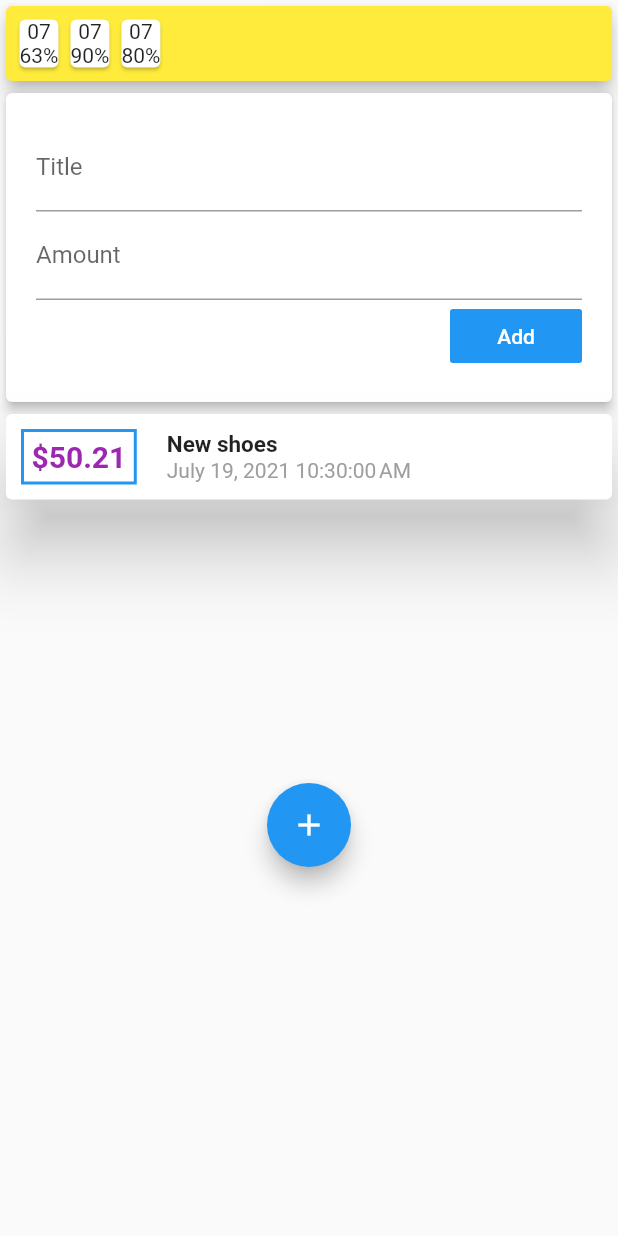
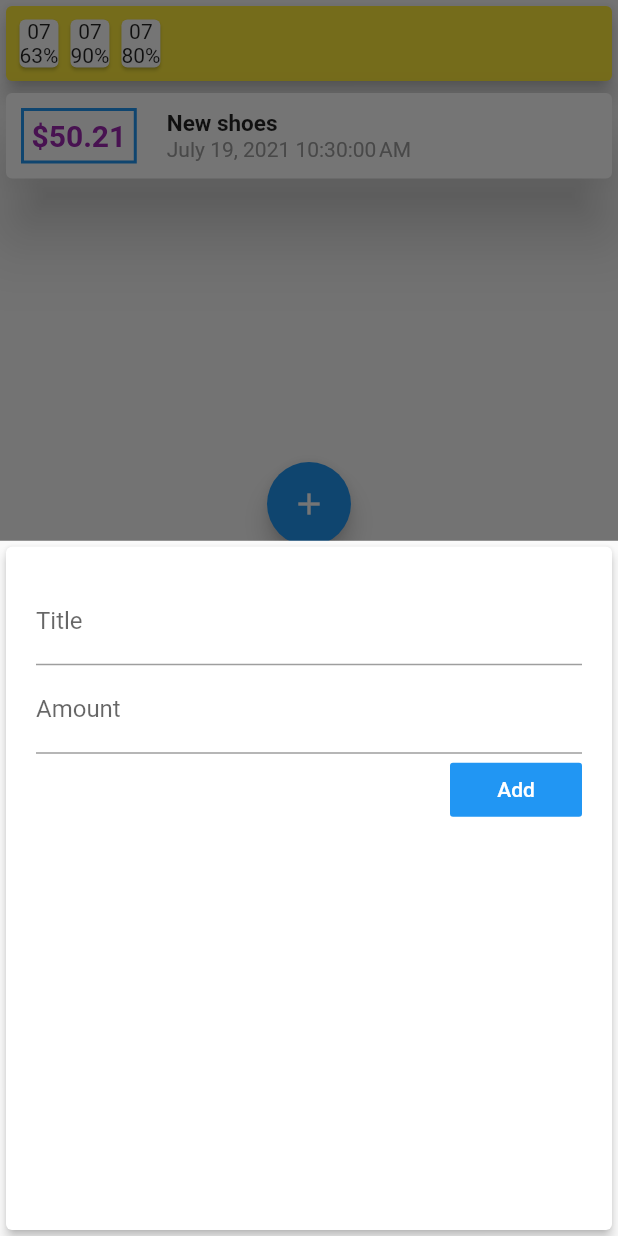
Before and after one commit to bikramoli/ExpensesMonitoringApp, a Flutter app: the UserTransaction widget shown alone on an empty page, opened directly, after a tap on the "add" icon, on a phone screen of 412 x 824 dp. Run offline on Flutter 3.47's test engine with Material 2 defaults, Android fonts, the phone set to English and light mode, and no system bars.

Commit message:
made add new transaction widgets sliding

```diff
--- a/lib/widgets/user_transaction.dart
+++ b/lib/widgets/user_transaction.dart
@@ -33,20 +33,27 @@ class _UserTransactionState extends State<UserTransaction> {
     });
   }
 
+  void startAddNewTransaction(BuildContext ctx) {
+    showModalBottomSheet(
+      context: ctx,
+      builder: (_) {
+        return New_transaction(addNewTransaction);
+      },
+    );
+  }
+
   @override
   Widget build(BuildContext context) {
     return Column(
       children: [
         Charts(_chart),
-        New_transaction(addNewTransaction),
+        //New_transaction(addNewTransaction),
         TransactionList(_transaction),
-        Container(
-          margin: EdgeInsets.only(left: 0),
-          child: FloatingActionButton(
-            onPressed: () {},
-            child: Icon(Icons.add),
-          ),
-        )
+
+        FloatingActionButton(
+          onPressed: () => startAddNewTransaction(context),
+          child: Icon(Icons.add),
+        ),
       ],
     );
   }
```
